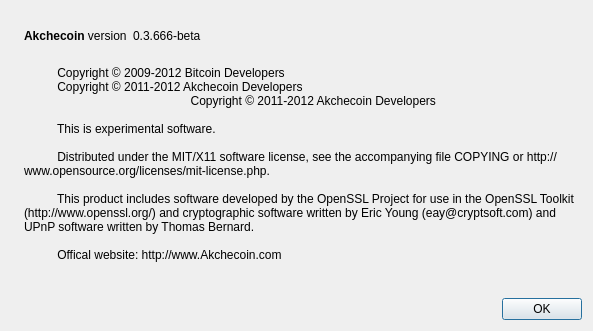
First picture: the form in src/qt/forms/aboutdialog.ui, repository akchecoin/Turko, before the edit.
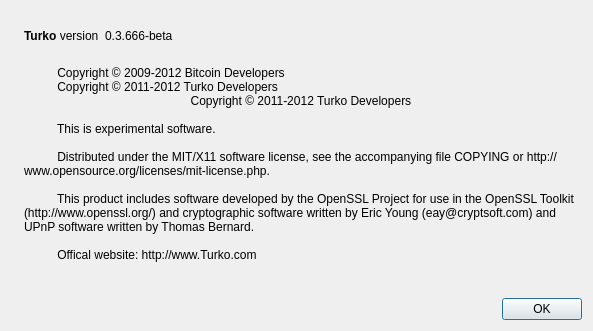
Second picture: the form after the edit. Icons and pictures are not drawn.

Commit message: renamed into turko

```diff
--- a/src/qt/forms/aboutdialog.ui
+++ b/src/qt/forms/aboutdialog.ui
@@ -50,7 +50,7 @@
           <cursorShape>IBeamCursor</cursorShape>
          </property>
          <property name="text">
-          <string>&lt;b&gt;Akchecoin&lt;/b&gt; version</string>
+          <string>&lt;b&gt;Turko&lt;/b&gt; version</string>
          </property>
          <property name="textInteractionFlags">
           <set>Qt::LinksAccessibleByMouse|Qt::TextSelectableByKeyboard|Qt::TextSelectableByMouse</set>
@@ -96,8 +96,8 @@
        <property name="text">
         <string>
           Copyright © 2009-2012 Bitcoin Developers
-          Copyright © 2011-2012 Akchecoin Developers
-		  Copyright © 2011-2012 Akchecoin Developers
+          Copyright © 2011-2012 Turko Developers
+		  Copyright © 2011-2012 Turko Developers
 
           This is experimental software.
 
@@ -105,7 +105,7 @@
 
           This product includes software developed by the OpenSSL Project for use in the OpenSSL Toolkit (http://www.openssl.org/) and cryptographic software written by Eric Young (eay@cryptsoft.com) and UPnP software written by Thomas Bernard.
 
-          Offical website: http://www.Akchecoin.com
+          Offical website: http://www.Turko.com
         </string>
        </property>
        <property name="wordWrap">
```
Left out of the diff: 2 changed lines with no effect on the pictures. The commit also changes 83 other files.
